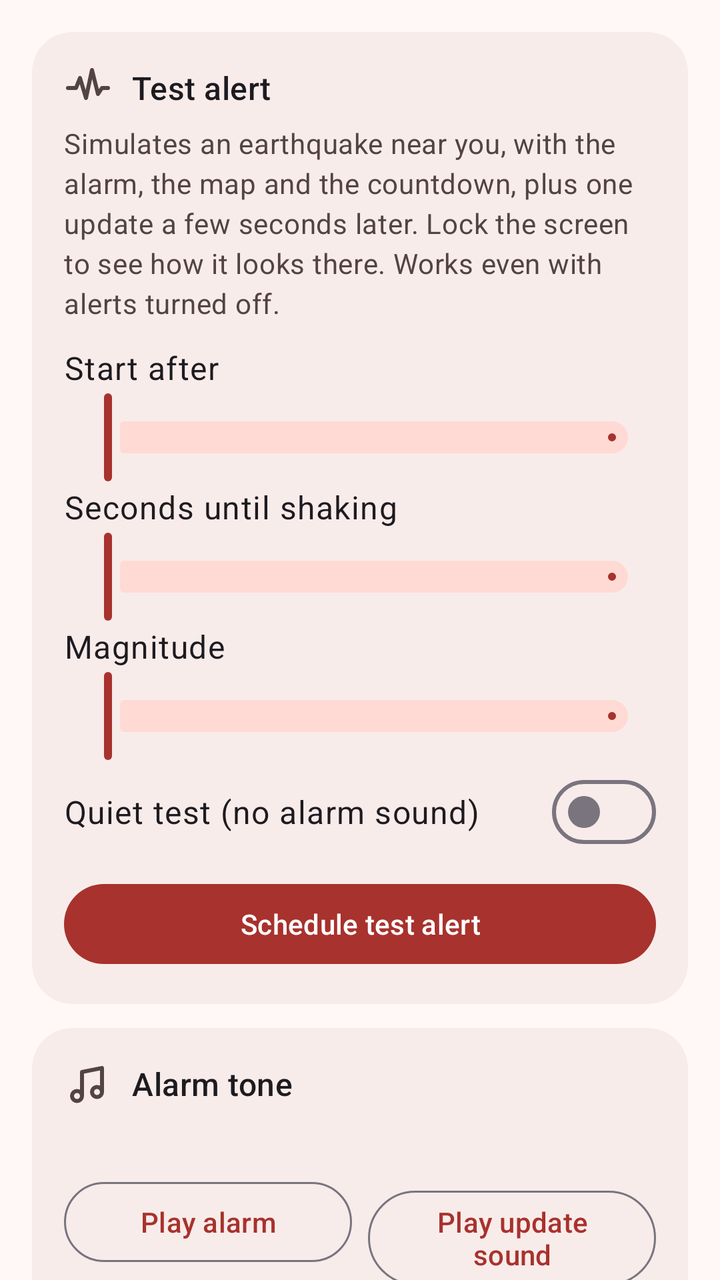
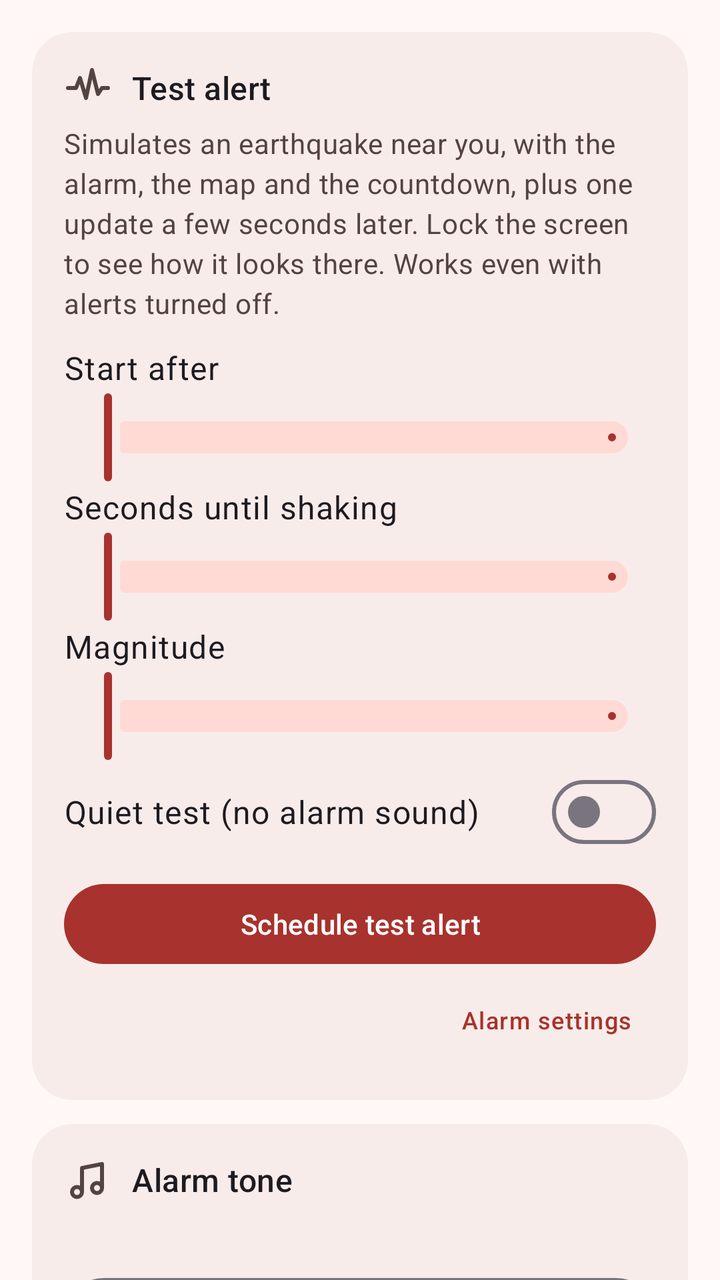

The first picture is an Android layout as it rendered before a commit; the second is the same layout after the commit. The layout source and the unified diff follow.
<!-- AndroidManifest.xml: application theme Theme.Alertroid -->
<!-- res/layout/activity_tests.xml -->
<?xml version="1.0" encoding="utf-8"?>
<androidx.core.widget.NestedScrollView xmlns:android="http://schemas.android.com/apk/res/android"
    xmlns:app="http://schemas.android.com/apk/res-auto"
    android:layout_width="match_parent"
    android:layout_height="match_parent">

    <LinearLayout
        android:layout_width="match_parent"
        android:layout_height="wrap_content"
        android:orientation="vertical"
        android:padding="16dp">

        
        <com.google.android.material.card.MaterialCardView
            style="@style/Card"
            android:layout_width="match_parent"
            android:layout_height="wrap_content">

            <LinearLayout
                android:layout_width="match_parent"
                android:layout_height="wrap_content"
                android:orientation="vertical"
                android:padding="16dp">

                <TextView
                    style="@style/CardTitle"
                    android:text="@string/test_mode"
                    app:drawableStartCompat="@drawable/ic_tab_alerts"
                    app:drawableTint="?attr/colorOnSurfaceVariant" />

                <TextView
                    style="@style/Body"
                    android:text="@string/test_mode_desc"
                    android:textColor="@color/on_surface_soft" />

                <LinearLayout
                    android:layout_width="match_parent"
                    android:layout_height="wrap_content"
                    android:layout_marginTop="12dp"
                    android:orientation="horizontal">

                    <TextView
                        android:layout_width="0dp"
                        android:layout_height="wrap_content"
                        android:layout_weight="1"
                        android:text="@string/test_delay"
                        android:textAppearance="?attr/textAppearanceBodyLarge" />

                    <TextView
                        android:id="@+id/delay_value"
                        android:layout_width="wrap_content"
                        android:layout_height="wrap_content"
                        android:textAppearance="?attr/textAppearanceTitleMedium"
                        android:textColor="@color/accent_deep" />
                </LinearLayout>

                <com.google.android.material.slider.Slider
                    android:id="@+id/delay"
                    android:layout_width="match_parent"
                    android:layout_height="wrap_content"
                    android:stepSize="5"
                    android:valueFrom="0"
                    android:valueTo="120"
                    app:labelBehavior="gone"
                    app:tickVisible="false" />

                <LinearLayout
                    android:layout_width="match_parent"
                    android:layout_height="wrap_content"
                    android:orientation="horizontal">

                    <TextView
                        android:layout_width="0dp"
                        android:layout_height="wrap_content"
                        android:layout_weight="1"
                        android:text="@string/test_lead"
                        android:textAppearance="?attr/textAppearanceBodyLarge" />

                    <TextView
                        android:id="@+id/lead_value"
                        android:layout_width="wrap_content"
                        android:layout_height="wrap_content"
                        android:textAppearance="?attr/textAppearanceTitleMedium"
                        android:textColor="@color/accent_deep" />
                </LinearLayout>

                <com.google.android.material.slider.Slider
                    android:id="@+id/lead"
                    android:layout_width="match_parent"
                    android:layout_height="wrap_content"
                    android:stepSize="5"
                    android:valueFrom="5"
                    android:valueTo="90"
                    app:labelBehavior="gone"
                    app:tickVisible="false" />

                <LinearLayout
                    android:layout_width="match_parent"
                    android:layout_height="wrap_content"
                    android:orientation="horizontal">

                    <TextView
                        android:layout_width="0dp"
                        android:layout_height="wrap_content"
                        android:layout_weight="1"
                        android:text="@string/test_magnitude"
                        android:textAppearance="?attr/textAppearanceBodyLarge" />

                    <TextView
                        android:id="@+id/magnitude_value"
                        android:layout_width="wrap_content"
                        android:layout_height="wrap_content"
                        android:textAppearance="?attr/textAppearanceTitleMedium"
                        android:textColor="@color/accent_deep" />
                </LinearLayout>

                <com.google.android.material.slider.Slider
                    android:id="@+id/magnitude"
                    android:layout_width="match_parent"
                    android:layout_height="wrap_content"
                    android:stepSize="0.1"
                    android:valueFrom="3.0"
                    android:valueTo="8.5"
                    app:labelBehavior="gone"
                    app:tickVisible="false" />

                <LinearLayout
                    android:layout_width="match_parent"
                    android:layout_height="wrap_content"
                    android:gravity="center_vertical"
                    android:orientation="horizontal">

                    <TextView
                        android:layout_width="0dp"
                        android:layout_height="wrap_content"
                        android:layout_weight="1"
                        android:text="@string/test_quiet"
                        android:textAppearance="?attr/textAppearanceBodyLarge" />

                    <com.google.android.material.materialswitch.MaterialSwitch
                        android:id="@+id/quiet"
                        android:layout_width="wrap_content"
                        android:layout_height="wrap_content" />
                </LinearLayout>

                <Button
                    android:id="@+id/test_start"
                    android:layout_width="match_parent"
                    android:layout_height="wrap_content"
                    android:layout_marginTop="8dp"
                    android:text="@string/test_start" />
            </LinearLayout>
        </com.google.android.material.card.MaterialCardView>

        
        <com.google.android.material.card.MaterialCardView
            style="@style/Card"
            android:layout_width="match_parent"
            android:layout_height="wrap_content"
            android:layout_marginTop="12dp">

            <LinearLayout
                android:layout_width="match_parent"
                android:layout_height="wrap_content"
                android:orientation="vertical"
                android:padding="16dp">

                <TextView
                    style="@style/CardTitle"
                    android:text="@string/test_tone_title"
                    app:drawableStartCompat="@drawable/ic_pref_tone" />

                <TextView
                    android:id="@+id/tone_desc"
                    style="@style/Body"
                    android:textColor="@color/on_surface_soft" />

                <LinearLayout
                    android:layout_width="match_parent"
                    android:layout_height="wrap_content"
                    android:layout_marginTop="8dp"
                    android:orientation="horizontal">

                    <Button
                        android:id="@+id/play_tone"
                        style="?attr/materialButtonOutlinedStyle"
                        android:layout_width="0dp"
                        android:layout_height="wrap_content"
                        android:layout_marginEnd="8dp"
                        android:layout_weight="1"
                        android:text="@string/test_tone_play" />

                    <Button
                        android:id="@+id/play_update"
                        style="?attr/materialButtonOutlinedStyle"
                        android:layout_width="0dp"
                        android:layout_height="wrap_content"
                        android:layout_weight="1"
                        android:text="@string/test_update_play" />
                </LinearLayout>
            </LinearLayout>
        </com.google.android.material.card.MaterialCardView>

        
        <com.google.android.material.card.MaterialCardView
            style="@style/Card"
            android:layout_width="match_parent"
            android:layout_height="wrap_content"
            android:layout_marginTop="12dp">

            <LinearLayout
                android:layout_width="match_parent"
                android:layout_height="wrap_content"
                android:orientation="vertical"
                android:padding="16dp">

                <TextView
                    style="@style/CardTitle"
                    android:text="@string/tts_try"
                    app:drawableStartCompat="@drawable/ic_pref_speech" />

                <TextView
                    android:id="@+id/speech_desc"
                    style="@style/Body"
                    android:textColor="@color/on_surface_soft" />

                <Button
                    android:id="@+id/speak"
                    style="?attr/materialButtonOutlinedStyle"
                    android:layout_width="match_parent"
                    android:layout_height="wrap_content"
                    android:layout_marginTop="8dp"
                    android:text="@string/tts_try_button" />
            </LinearLayout>
        </com.google.android.material.card.MaterialCardView>
    </LinearLayout>
</androidx.core.widget.NestedScrollView>
<!-- resources referenced by this layout -->
<resources>
  <color name="accent_deep">#A8322D</color>
  <color name="on_surface_soft">#534341</color>
  <!-- drawable ic_pref_speech (drawable) -->
  <?xml version="1.0" encoding="utf-8"?>
  <vector xmlns:android="http://schemas.android.com/apk/res/android"
      android:width="24dp"
      android:height="24dp"
      android:tint="?attr/colorOnSurfaceVariant"
      android:viewportWidth="24"
      android:viewportHeight="24">
      <path
          android:fillColor="#00000000"
          android:pathData="M4,5h16v11H9l-5,4zM8,9h8M8,12h5"
          android:strokeWidth="2"
          android:strokeColor="#FF000000"
          android:strokeLineCap="round"
          android:strokeLineJoin="round" />
  </vector>
  <!-- drawable ic_tab_alerts (drawable) -->
  <?xml version="1.0" encoding="utf-8"?>
  <vector xmlns:android="http://schemas.android.com/apk/res/android"
      android:width="24dp"
      android:height="24dp"
      android:viewportWidth="24"
      android:viewportHeight="24">
      <path
          android:fillColor="#00000000"
          android:pathData="M2,12h4l2,-5 3,10 3,-14 3,12 2,-3h3"
          android:strokeWidth="2"
          android:strokeColor="#FF000000"
          android:strokeLineCap="round"
          android:strokeLineJoin="round" />
  </vector>
  <string name="test_delay">Start after</string>
  <string name="test_lead">Seconds until shaking</string>
  <string name="test_magnitude">Magnitude</string>
  <string name="test_mode">Test alert</string>
  <string name="test_mode_desc">Simulates an earthquake near you, with the alarm, the map and the countdown, plus one update a few seconds later. Lock the screen to see how it looks there. Works even with alerts turned off.</string>
  <string name="test_quiet">Quiet test (no alarm sound)</string>
  <string name="test_start">Schedule test alert</string>
  <string name="test_tone_play">Play alarm</string>
  <string name="test_tone_title">Alarm tone</string>
  <string name="test_update_play">Play update sound</string>
  <string name="tts_try">Test speech</string>
  <string name="tts_try_button">Speak a sample warning</string>
  <style name="Body">
          <item name="android:layout_width">match_parent</item>
          <item name="android:layout_height">wrap_content</item>
          <item name="android:layout_marginTop">6dp</item>
          <item name="android:textAppearance">?attr/textAppearanceBodyMedium</item>
      </style>
  <style name="Card" parent="Widget.Material3.CardView.Filled">
          <item name="cardCornerRadius">20dp</item>
          <item name="cardBackgroundColor">@color/card</item>
      </style>
  <style name="CardTitle">
          <item name="android:layout_width">match_parent</item>
          <item name="android:layout_height">wrap_content</item>
          <item name="android:textAppearance">?attr/textAppearanceTitleMedium</item>
          <item name="android:drawablePadding">10dp</item>
          <item name="android:gravity">center_vertical</item>
      </style>
  <style name="Theme.Alertroid" parent="Theme.Alertroid.Base" />
  <color name="card">#F8ECEA</color>
  <color name="on_accent">#FFFFFF</color>
  <color name="accent_container">#FFDAD5</color>
  <color name="on_accent_container">#410001</color>
  <color name="surface">#FFF8F7</color>
  <color name="nav">#F8ECEA</color>
  <color name="on_surface">#231918</color>
  <!-- unchanged entries left out for length: 2 -->
</resources>

<!-- the commit's change to res/layout/activity_tests.xml (unified diff, before → after) -->
@@ -5,6 +5,7 @@
     android:layout_height="match_parent">
 
     <LinearLayout
+        android:id="@+id/column"
         android:layout_width="match_parent"
         android:layout_height="wrap_content"
         android:orientation="vertical"
@@ -149,11 +150,20 @@
                     android:layout_height="wrap_content"
                     android:layout_marginTop="8dp"
                     android:text="@string/test_start" />
+                <Button
+                    android:id="@+id/alert_settings"
+                    style="@style/Widget.Material3.Button.TextButton"
+                    android:layout_width="wrap_content"
+                    android:layout_height="wrap_content"
+                    android:layout_gravity="end"
+                    android:text="@string/link_alarm_settings"
+                    android:textAppearance="?attr/textAppearanceLabelMedium" />
             </LinearLayout>
         </com.google.android.material.card.MaterialCardView>
 
         
         <com.google.android.material.card.MaterialCardView
+            android:id="@+id/tone_card"
             style="@style/Card"
             android:layout_width="match_parent"
             android:layout_height="wrap_content"
@@ -175,34 +185,41 @@
                     style="@style/Body"
                     android:textColor="@color/on_surface_soft" />
 
-                <LinearLayout
+                <Button
+                    android:id="@+id/play_tone"
+                    style="?attr/materialButtonOutlinedStyle"
                     android:layout_width="match_parent"
                     android:layout_height="wrap_content"
                     android:layout_marginTop="8dp"
-                    android:orientation="horizontal">
-
-                    <Button
-                        android:id="@+id/play_tone"
-                        style="?attr/materialButtonOutlinedStyle"
-                        android:layout_width="0dp"
-                        android:layout_height="wrap_content"
-                        android:layout_marginEnd="8dp"
-                        android:layout_weight="1"
-                        android:text="@string/test_tone_play" />
-
-                    <Button
-                        android:id="@+id/play_update"
-                        style="?attr/materialButtonOutlinedStyle"
-                        android:layout_width="0dp"
-                        android:layout_height="wrap_content"
-                        android:layout_weight="1"
-                        android:text="@string/test_update_play" />
-                </LinearLayout>
+                    android:text="@string/test_tone_play" />
+
+                <Button
+                    android:id="@+id/play_update"
+                    style="?attr/materialButtonOutlinedStyle"
+                    android:layout_width="match_parent"
+                    android:layout_height="wrap_content"
+                    android:text="@string/test_update_play" />
+
+                <Button
+                    android:id="@+id/play_notice"
+                    style="?attr/materialButtonOutlinedStyle"
+                    android:layout_width="match_parent"
+                    android:layout_height="wrap_content"
+                    android:text="@string/test_notice_play" />
+                <Button
+                    android:id="@+id/tone_settings"
+                    style="@style/Widget.Material3.Button.TextButton"
+                    android:layout_width="wrap_content"
+                    android:layout_height="wrap_content"
+                    android:layout_gravity="end"
+                    android:text="@string/link_alarm_settings"
+                    android:textAppearance="?attr/textAppearanceLabelMedium" />
             </LinearLayout>
         </com.google.android.material.card.MaterialCardView>
 
         
         <com.google.android.material.card.MaterialCardView
+            android:id="@+id/speech_card"
             style="@style/Card"
             android:layout_width="match_parent"
             android:layout_height="wrap_content"
@@ -231,6 +248,14 @@
                     android:layout_height="wrap_content"
                     android:layout_marginTop="8dp"
                     android:text="@string/tts_try_button" />
+                <Button
+                    android:id="@+id/speech_settings"
+                    style="@style/Widget.Material3.Button.TextButton"
+                    android:layout_width="wrap_content"
+                    android:layout_height="wrap_content"
+                    android:layout_gravity="end"
+                    android:text="@string/link_speech_settings"
+                    android:textAppearance="?attr/textAppearanceLabelMedium" />
             </LinearLayout>
         </com.google.android.material.card.MaterialCardView>
     </LinearLayout>
<!-- resource entries referenced after the edit -->
@@ -33,11 +33,14 @@
           android:strokeLineCap="round"
           android:strokeLineJoin="round" />
   </vector>
+  <string name="link_alarm_settings">Alarm settings</string>
+  <string name="link_speech_settings">Speech settings</string>
   <string name="test_delay">Start after</string>
   <string name="test_lead">Seconds until shaking</string>
   <string name="test_magnitude">Magnitude</string>
   <string name="test_mode">Test alert</string>
   <string name="test_mode_desc">Simulates an earthquake near you, with the alarm, the map and the countdown, plus one update a few seconds later. Lock the screen to see how it looks there. Works even with alerts turned off.</string>
+  <string name="test_notice_play">Play notification chime</string>
   <string name="test_quiet">Quiet test (no alarm sound)</string>
   <string name="test_start">Schedule test alert</string>
   <string name="test_tone_play">Play alarm</string>
